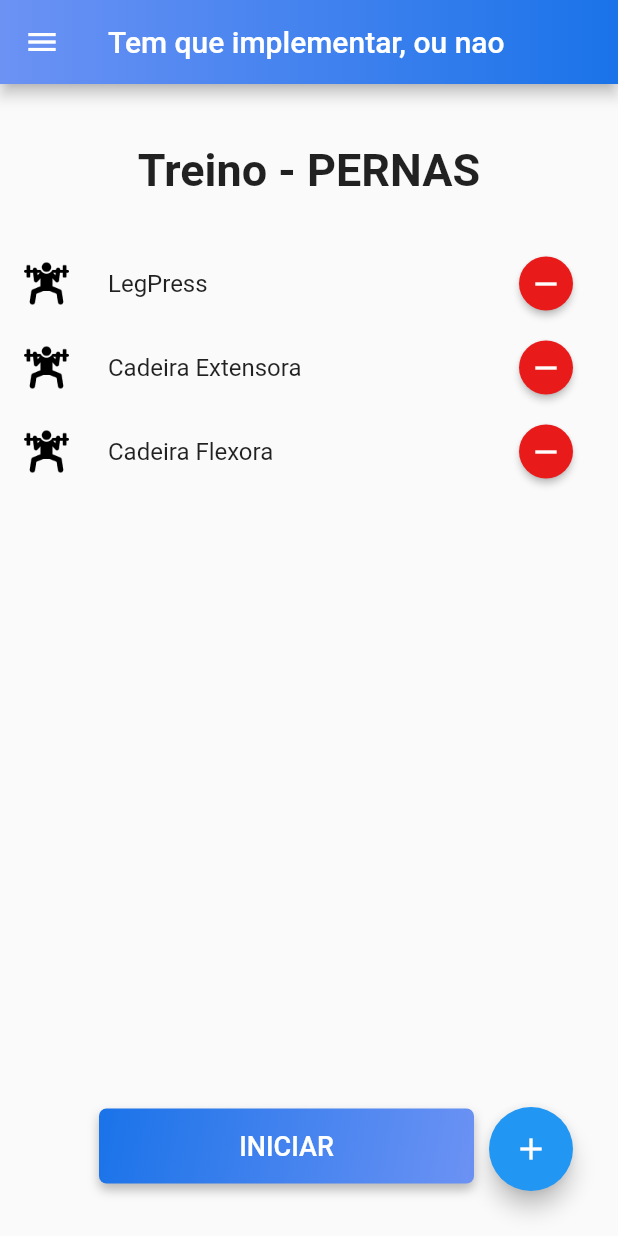
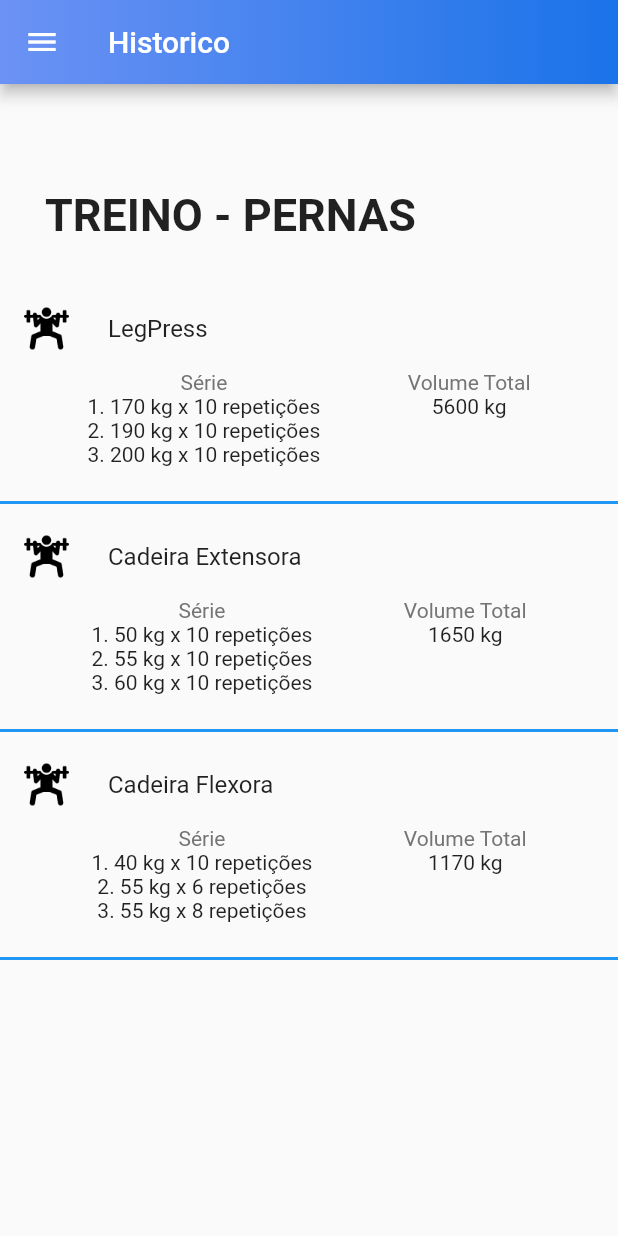
Before and after one commit to Felpezs/Gym-App, a Flutter app: the screen it shows after launch, after a tap on "PERNAS", on a phone screen of 412 x 824 dp. Run offline on Flutter 3.47's test engine with Material 2 defaults, Android fonts, the phone set to English and light mode, and no system bars.

Commit message:
Finalizacao historico

```diff
--- a/lib/main.dart
+++ b/lib/main.dart
@@ -8,7 +8,7 @@ import 'view/telas_gym/treino/screenTreinos.dart';
 import 'view/telas_gym/treino/screenExerciciosTreino.dart';
 import 'view/telas_gym/treino/screenExecutarTreino.dart';
 import 'view/telas_gym/historico/screenHistorico.dart';
-
+import 'view/telas_gym/historico/screenHistoricoTreino.dart';
 void main() {
   runApp(const MyApp());
 }
@@ -23,7 +23,7 @@ class MyApp extends StatelessWidget {
       theme: ThemeData(
         primarySwatch: Colors.blue,
       ),
-      initialRoute: '/treinos',
+      initialRoute: '/treinos/historico',
       routes: {
         "/":(context)=> const ScreenLogin(),
         "/cadastro":(context)=> const ScreenCadastro(),
@@ -35,7 +35,7 @@ class MyApp extends StatelessWidget {
         "/treinos/exercicios_treino/executar_treino":(context)=> const ScreenExecutarTreino(),
         //"/treinos/exercicios_treino/adicionar_exercicio":(context)=> const ScreenAdicionarExercicio(),
         "/treinos/historico":(context) => const ScreenHistorico(),
-        //"/treinos/historico/historico_treino":(context) => const ScreenHistoricoTreino(),
+        "/treinos/historico/historico_treino":(context) => const ScreenHistoricoTreino(),
         //"/treinos/perfil":(context) => const ScreenPerfil(),
         //"/treinos/sobre":(context) => const ScreenSobre()
       }
--- a/lib/view/telas_gym/historico/screenHistorico.dart
+++ b/lib/view/telas_gym/historico/screenHistorico.dart
@@ -9,7 +9,7 @@ class ScreenHistorico extends StatelessWidget{
   @override
   Widget build(BuildContext context){
     return Scaffold(
-      appBar: MyAppBar(context),
+      appBar: MyAppBar(context, title: "Historico"),
       drawer: MyDrawer(),
       body: SingleChildScrollView(
         child: Column(
@@ -27,18 +27,40 @@ class ScreenHistorico extends StatelessWidget{
                     ),
                   ),
                 ),
-              CardWidget(nomeTreino: "PERNAS", route: "/treinos/historico/historico_treino", exercicioRep: const [
+              CardWidget(
+                melhorSeries: const [
+                  "200 kg x 10",
+                  "60 kg x 10",
+                  "55 kg x 8"
+                ],
+                nomeTreino: "PERNAS",
+                route: "/treinos/historico/historico_treino",
+                exercicioRep: const [
                     "3 x Leg Press",
                     "3 x Cadeira Extensora",
                     "3 x Cadeira"
-              ]),
-              CardWidget(nomeTreino: "COSTAS", route: "/treinos/historico/historico_treino", exercicioRep: const [
+                ]),
+              CardWidget(
+                melhorSeries: const [
+                  "200 kg x 10",
+                  "60 kg x 10",
+                  "55 kg x 8"
+                ],
+                nomeTreino: "COSTAS",
+                route: "/treinos/historico/historico_treino",
+                exercicioRep: const [
                     "3 x Remada Curvada",
                     "3 x Puxada Triângulo",
                     "3 x Voador Dorsal"
               ]),
-              CardWidget(nomeTreino: "PEITO", route: "/treinos/historico/historico_treino", exercicioRep: const [
-                    "3 x Supino Reto",
+              CardWidget(
+                melhorSeries: const [
+                  "200 kg x 10",
+                ],
+                nomeTreino: "PEITO",
+                route: "/treinos/historico/historico_treino",
+                exercicioRep: const [
+                    "4 x Supino Reto",
               ]),
           ],
         ),
--- /dev/null
+++ b/lib/view/telas_gym/historico/screenHistoricoTreino.dart
@@ -0,0 +1,135 @@
+import 'package:flutter/material.dart';
+import 'package:prog_mobile/widgets/appBar.dart';
+import 'package:prog_mobile/widgets/drawer.dart';
+import '../../../controller/listaExercicios.dart';
+
+class ScreenHistoricoTreino extends StatefulWidget{
+  const ScreenHistoricoTreino({Key? key}) : super(key: key);
+
+  @override
+  State<ScreenHistoricoTreino> createState() => _ScreenHistoricoTreino();
+}
+
+class _ScreenHistoricoTreino extends State<ScreenHistoricoTreino>{
+  @override
+  Widget build(BuildContext context){
+    return Scaffold(
+      appBar: MyAppBar(context, title: "Historico"),
+      drawer: MyDrawer(),
+      body: Column(
+        children: [
+          const Align(
+              alignment: Alignment.centerLeft,
+              child: Padding(
+                padding: EdgeInsets.only(left: 30,top: 70, bottom: 30),
+                child: Text(
+                  "TREINO - PERNAS",
+                  style: TextStyle(
+                    fontSize: 30,
+                    fontWeight: FontWeight.bold
+                  ),
+                ),
+              ),
+            ),
+            Expanded(
+              child: ListView(
+                children: [
+                  ListTile(
+                    leading: iconeExercicio(ExercicioIsolado("Leg Press", "Perna")),
+                    title: Text("LegPress"),
+                  ),
+                  Row(
+                    mainAxisAlignment: MainAxisAlignment.spaceEvenly,
+                    children: [
+                      SizedBox(
+                        height: 80,
+                        child: Column(
+                            children: const [
+                              Text("Série", style: TextStyle(color: Color.fromRGBO(117, 117, 117, 100)),),
+                              Text("1. 170 kg x 10 repetições"),
+                              Text("2. 190 kg x 10 repetições"),
+                              Text("3. 200 kg x 10 repetições"),
+                            ],
+                          ),
+                      ),
+                      SizedBox(
+                        height: 80,
+                        child: Column(
+                          children: const[
+                            Text("Volume Total", style: TextStyle(color: Color.fromRGBO(117, 117, 117, 100)),),
+                            Text("5600 kg")
+                          ],
+                        ),
+                      )
+                    ],
+                  ),
+                  const Divider(color: Colors.blue, thickness: 2),
+                  ListTile(
+                    leading: iconeExercicio(ExercicioIsolado("Cadeira Extensora", "Perna")),
+                    title: Text("Cadeira Extensora"),
+                  ),
+                  Row(
+                    mainAxisAlignment: MainAxisAlignment.spaceEvenly,
+                    children: [
+                      SizedBox(
+                        height: 80,
+                        child: Column(
+                            children: const [
+                              Text("Série", style: TextStyle(color: Color.fromRGBO(117, 117, 117, 100)),),
+                              Text("1. 50 kg x 10 repetições"),
+                              Text("2. 55 kg x 10 repetições"),
+                              Text("3. 60 kg x 10 repetições"),
+                            ],
+                          ),
+                      ),
+                      SizedBox(
+                        height: 80,
+                        child: Column(
+                          children: const[
+                            Text("Volume Total", style: TextStyle(color: Color.fromRGBO(117, 117, 117, 100)),),
+                            Text("1650 kg")
+                          ],
+                        ),
+                      )
+                    ],
+                  ),
+                  const Divider(color: Colors.blue, thickness: 2),
+                   ListTile(
+                    leading: iconeExercicio(ExercicioIsolado("Cadeira Extensora", "Perna")),
+                    title: Text("Cadeira Flexora"),
+                  ),
+                  Row(
+                    mainAxisAlignment: MainAxisAlignment.spaceEvenly,
+                    children: [
+                      SizedBox(
+                        height: 80,
+                        child: Column(
+                            children: const [
+                              Text("Série", style: TextStyle(color: Color.fromRGBO(117, 117, 117, 100)),),
+                              Text("1. 40 kg x 10 repetições"),
+                              Text("2. 55 kg x 6 repetições"),
+                              Text("3. 55 kg x 8 repetições"),
+                            ],
+                          ),
+                      ),
+                      SizedBox(
+                        height: 80,
+                        child: Column(
+                          children: const[
+                            Text("Volume Total", style: TextStyle(color: Color.fromRGBO(117, 117, 117, 100)),),
+                            Text("1170 kg")
+                          ],
+                        ),
+                      )
+                    ],
+                  ),
+                  const Divider(color: Colors.blue, thickness: 2),
+                ],
+              )
+            )
+
+        ],
+      ),
+    );
+  }
+}
--- a/lib/view/telas_gym/screenListaExercicios.dart
+++ b/lib/view/telas_gym/screenListaExercicios.dart
@@ -10,7 +10,7 @@ class ScreenListaExercicios extends StatelessWidget {
   @override
   Widget build(BuildContext context) {
     return Scaffold(
-      appBar: MyAppBar(context),
+      appBar: MyAppBar(context, title: "Exercícios"),
       drawer: const MyDrawer(),
       floatingActionButton: FloatingActionButton(
         onPressed: () {
--- a/lib/view/telas_gym/treino/screenExecutarTreino.dart
+++ b/lib/view/telas_gym/treino/screenExecutarTreino.dart
@@ -17,7 +17,7 @@ class _ScreenExecutarTreinoState extends State<ScreenExecutarTreino>{
   @override
   Widget build(BuildContext context){
     return Scaffold(
-      appBar: MyAppBar(context),
+      appBar: MyAppBar(context, title: "Treino"),
       drawer: MyDrawer(),
       body: SingleChildScrollView(
         child: Column(
--- a/lib/view/telas_gym/treino/screenExerciciosTreino.dart
+++ b/lib/view/telas_gym/treino/screenExerciciosTreino.dart
@@ -19,7 +19,7 @@ class _ScreenExerciciosTreinoState extends State<ScreenExerciciosTreino>{
   @override
   Widget build(BuildContext context){
     return Scaffold(
-      appBar: MyAppBar(context),
+      appBar: MyAppBar(context, title: "Treino"),
       drawer: MyDrawer(),
       body: Stack(
         children: [
--- a/lib/view/telas_gym/treino/screenTreinos.dart
+++ b/lib/view/telas_gym/treino/screenTreinos.dart
@@ -16,7 +16,7 @@ class _ScreenTreinosState extends State<ScreenTreinos>{
   @override
   Widget build(BuildContext context){
     return Scaffold(
-      appBar: MyAppBar(context),
+      appBar: MyAppBar(context, title: "Treino"),
       drawer: const MyDrawer(),
       body: Stack(
         children: [
--- a/lib/widgets/appBar.dart
+++ b/lib/widgets/appBar.dart
@@ -1,12 +1,15 @@
 import 'package:flutter/material.dart';
+import 'package:prog_mobile/main.dart';
 
 class MyAppBar extends StatelessWidget with PreferredSizeWidget{
-  const MyAppBar(BuildContext context, {Key? key}) : super(key: key);
+  const MyAppBar(BuildContext context, {Key? key, required String this.title}) : super(key: key);
+
+  final String title;
 
   @override
   Widget build(BuildContext context){
     return AppBar(
-    title: Text("Tem que implementar, ou nao"),
+    title: Text(title),
     flexibleSpace: Container(
       decoration: const BoxDecoration(
         gradient: LinearGradient(
--- a/lib/widgets/cardTreino.dart
+++ b/lib/widgets/cardTreino.dart
@@ -4,12 +4,13 @@ class CardWidget extends StatelessWidget{
   final String nomeTreino;
   final List<String> exercicioRep;
   final String route;
+  final List<String>? melhorSeries;
 
   CardWidget({
+    this.melhorSeries,
     required this.nomeTreino,
     required this.exercicioRep,
-    required this.route,
-  });
+    required this.route});
 
   @override
   Widget build(BuildContext context){
@@ -28,7 +29,11 @@ class CardWidget extends StatelessWidget{
                   ),
                   child: Padding(
                     padding: const EdgeInsets.all(20),
-                    child: Column(
+                    child: Row(
+                      crossAxisAlignment: CrossAxisAlignment.start,
+                      mainAxisAlignment: MainAxisAlignment.spaceBetween,
+                      children: [
+                        Column(
                           crossAxisAlignment: CrossAxisAlignment.start,
                           children: [
                             Padding(
@@ -48,6 +53,28 @@ class CardWidget extends StatelessWidget{
                             ),
                           ],
                         ),
+                        if(melhorSeries != null)
+                          Column(
+                            children: [
+                              const Padding(
+                                padding: EdgeInsets.only(bottom: 10.0),
+                                child: Text(
+                                  "Melhor Série",
+                                  style: TextStyle(
+                                    color: Color.fromRGBO(53, 53, 53, 100),
+                                    fontSize: 18
+                                  ),
+                                ),
+                              ),
+                              for (String melhorSerie in melhorSeries!)
+                                Text(
+                                  melhorSerie,
+                                  style: const TextStyle(fontSize: 14),
+                                )
+                            ],
+                          )
+                      ],
+                      ),
                   )
                   ),
                 ),
--- a/lib/widgets/drawer.dart
+++ b/lib/widgets/drawer.dart
@@ -17,7 +17,10 @@ class MyDrawer extends StatelessWidget{
               colors: <Color>[Color(0xff6c92f4), Color(0xff1a73e9)],
             ),
           ),
-          child: Text('Drawer Header'),
+          child: Text(
+            'Gym App',
+            style: TextStyle(fontSize: 30, fontWeight: FontWeight.bold, color: Colors.white)
+          ),
         ),
         ListTile(
           leading: const Icon(Icons.ice_skating),
```
Lines whose indentation alone changed are shown as unchanged.
